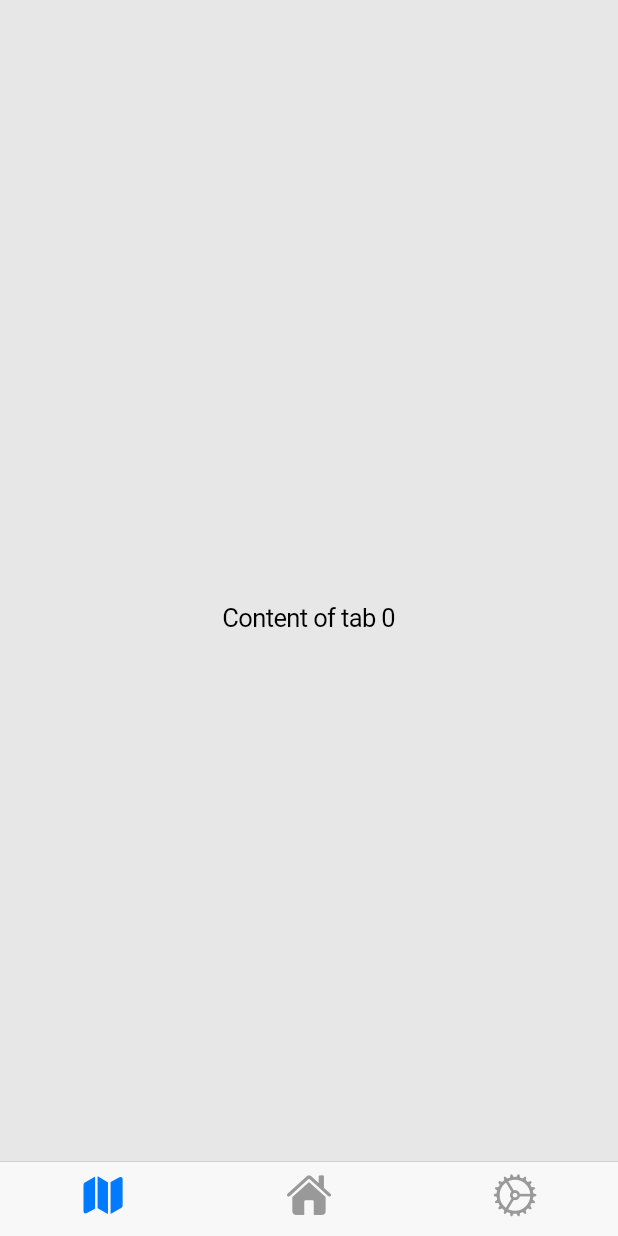
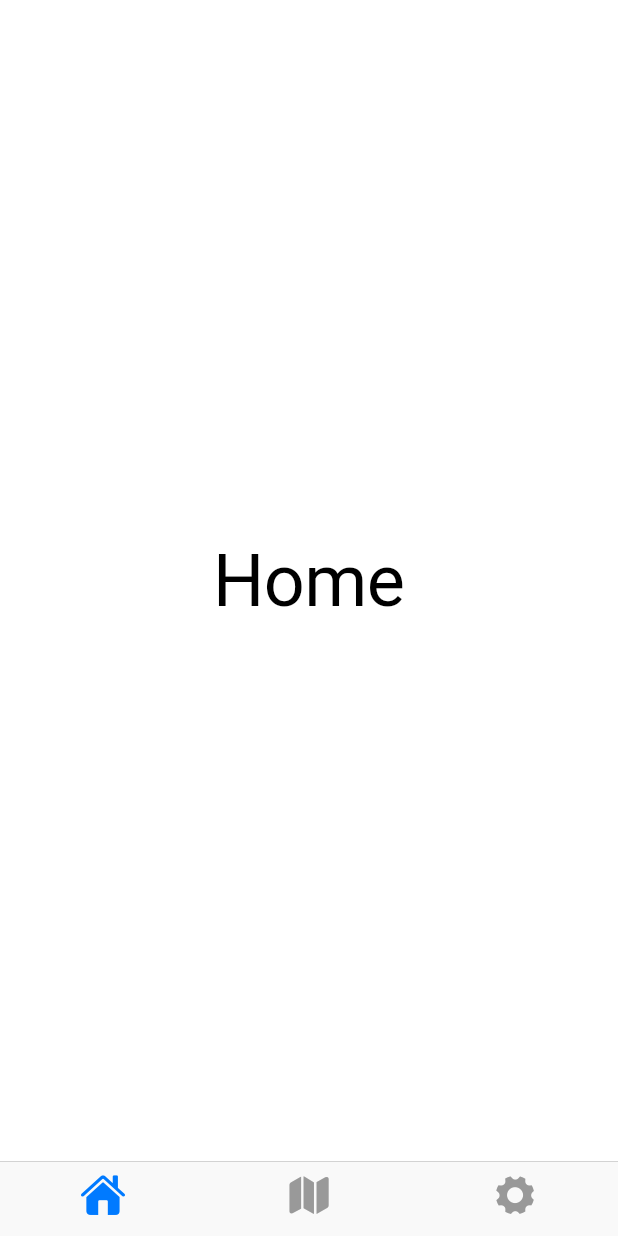
Before and after one commit to Solirix/OpenRooms-Application, a Flutter app: the screen it shows after launch, on a phone screen of 412 x 824 dp. Run offline on Flutter 3.47's test engine with Material 3 defaults, Android fonts, the phone set to English and light mode, and no system bars.

Commit message:
create files for each page and update nav bar

```diff
--- /dev/null
+++ b/lib/home.dart
@@ -0,0 +1,18 @@
+import 'package:flutter/cupertino.dart';
+
+class HomePage extends StatelessWidget {
+  final String title;
+
+  const HomePage({Key? key, required this.title}) : super(key: key);
+
+  @override
+  Widget build(BuildContext context) => CupertinoPageScaffold(
+          child: SafeArea(
+        child: Center(
+          child: Text(
+            title,
+            style: const TextStyle(fontSize: 48),
+          ),
+        ),
+      ));
+}
--- a/lib/main.dart
+++ b/lib/main.dart
@@ -1,54 +1,56 @@
-import 'package:flutter/cupertino.dart';
+import 'package:flutter/cupertino.dart'; //iOS styling
+import 'package:openrooms/home.dart'; //importing home page
+import 'package:openrooms/map.dart'; //importing map page
+import 'package:openrooms/settings.dart'; //importing settings page
+
 // Cupertino is iOS styling. Look up flutter cupertino there's a lot of docs.
 /// Flutter code sample for [CupertinoTabBar].
 
-void main() => runApp(const CupertinoTabBarApp());
+void main() => runApp(const OpenRooms());
 
-class CupertinoTabBarApp extends StatelessWidget {
-  const CupertinoTabBarApp({super.key});
+class OpenRooms extends StatelessWidget {
+  const OpenRooms({super.key});
 
   @override
   Widget build(BuildContext context) {
     return const CupertinoApp(
       //can change this to dark for dark mode it looks like
       theme: CupertinoThemeData(brightness: Brightness.light),
-      home: CupertinoTabBarExample(),
+      home: CupertinoTabBarBottom(),
     );
   }
 }
 
-class CupertinoTabBarExample extends StatelessWidget {
-  const CupertinoTabBarExample({super.key});
+class CupertinoTabBarBottom extends StatelessWidget {
+  const CupertinoTabBarBottom({super.key});
 
   @override
-  Widget build(BuildContext context) {
-    return CupertinoTabScaffold(
-      //create the tab bar
-      tabBar: CupertinoTabBar(
-        items: const <BottomNavigationBarItem>[
+  Widget build(BuildContext context) => CupertinoTabScaffold(
+        tabBar: CupertinoTabBar(items: [
+          BottomNavigationBarItem(
+            icon: Icon(CupertinoIcons.house_fill),
+            //label: 'Home',
+          ),
           BottomNavigationBarItem(
             icon: Icon(CupertinoIcons.map_fill),
             //label: 'Map',
           ),
           BottomNavigationBarItem(
-            icon: Icon(CupertinoIcons.house_fill),
-            //label: 'Home',
-          ),
-          BottomNavigationBarItem(
-            icon: Icon(CupertinoIcons.settings_solid),
+            icon: Icon(CupertinoIcons.gear_alt_fill),
             //label: 'Settings',
           ),
-        ],
-      ),
-      tabBuilder: (BuildContext context, int index) {
-        return CupertinoTabView(
-          builder: (BuildContext context) {
-            return Center(
-              child: Text('Content of tab $index'),
-            );
-          },
-        );
-      },
-    );
-  }
+        ]),
+        tabBuilder: (context, index) {
+          switch (index) {
+            case 0:
+              return const HomePage(title: 'Home');
+            case 1:
+              return const MapPage(title: 'Map');
+            case 2:
+              return const SettingsPage(title: 'Settings');
+            default:
+              return const HomePage(title: 'Home');
+          }
+        },
+      );
 }
```
Also changed, not shown: lib/map.dart (added, +18 -0 lines), lib/settings.dart (added, +18 -0 lines), pubspec.yaml (+10 -11 lines), fonts/RobotoCondensed-Bold.ttf (added), fonts/RobotoCondensed-Regular.ttf (added).
